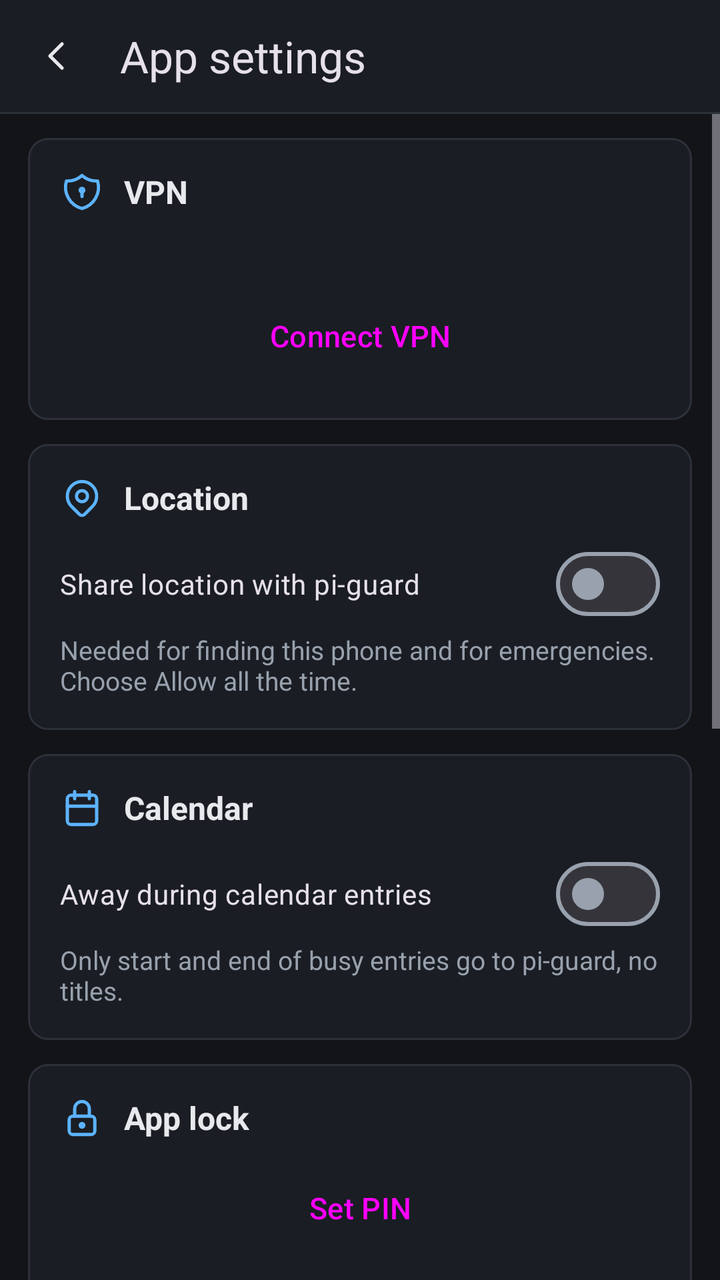
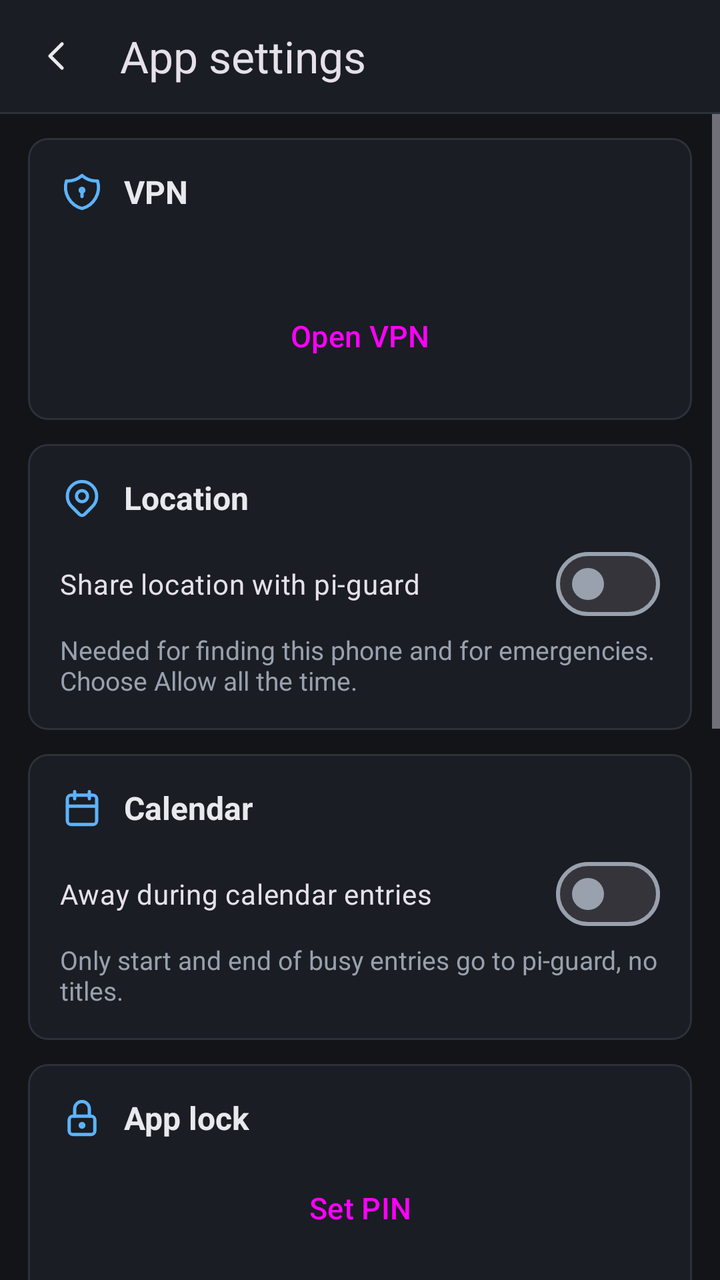

Before-and-after screenshots of an Android layout around one commit, followed by the original layout XML and the change that was made.
<!-- AndroidManifest.xml: application theme Theme.PiGuard -->
<!-- res/layout/activity_settings.xml -->
<?xml version="1.0" encoding="utf-8"?>
<LinearLayout xmlns:android="http://schemas.android.com/apk/res/android" xmlns:app="http://schemas.android.com/apk/res-auto" android:layout_width="match_parent" android:layout_height="match_parent" android:orientation="vertical" android:background="@color/bg" android:fitsSystemWindows="true">
<com.google.android.material.appbar.MaterialToolbar android:id="@+id/toolbar" android:layout_width="match_parent" android:layout_height="56dp" android:background="@color/surface" app:title="@string/settings_title" app:navigationIcon="@drawable/ic_chevron_left" app:navigationContentDescription="@string/back" />
<View android:layout_width="match_parent" android:layout_height="1dp" android:background="@color/line" />
<ScrollView android:layout_width="match_parent" android:layout_height="0dp" android:layout_weight="1">
<LinearLayout android:layout_width="match_parent" android:layout_height="wrap_content" android:orientation="vertical" android:paddingHorizontal="14dp" android:paddingBottom="24dp">
    <com.google.android.material.card.MaterialCardView style="@style/Card" android:layout_width="match_parent" android:layout_height="wrap_content">
        <LinearLayout android:layout_width="match_parent" android:layout_height="wrap_content" android:orientation="vertical" android:padding="16dp">
            <LinearLayout android:layout_width="match_parent" android:layout_height="wrap_content" android:gravity="center_vertical" android:layout_marginBottom="8dp">
                <ImageView android:layout_width="22dp" android:layout_height="22dp" android:src="@drawable/ic_shield_lock" app:tint="@color/accent" android:importantForAccessibility="no" />
                <TextView style="@style/Heading" android:text="@string/vpn_title" />
            </LinearLayout>
            <TextView android:id="@+id/vpn_state" android:layout_width="wrap_content" android:layout_height="wrap_content" android:layout_marginBottom="8dp" android:textColor="@color/muted" />
            <Button android:id="@+id/vpn_toggle" style="@style/Button" android:layout_width="match_parent" android:layout_height="wrap_content" android:text="@string/connect_vpn" app:icon="@drawable/ic_shield_lock" />
        </LinearLayout>
    </com.google.android.material.card.MaterialCardView>
    <com.google.android.material.card.MaterialCardView style="@style/Card" android:layout_width="match_parent" android:layout_height="wrap_content">
        <LinearLayout android:layout_width="match_parent" android:layout_height="wrap_content" android:orientation="vertical" android:padding="16dp">
            <LinearLayout android:layout_width="match_parent" android:layout_height="wrap_content" android:gravity="center_vertical" android:layout_marginBottom="8dp">
                <ImageView android:layout_width="22dp" android:layout_height="22dp" android:src="@drawable/ic_map_pin" app:tint="@color/accent" android:importantForAccessibility="no" />
                <TextView style="@style/Heading" android:text="@string/location_section" />
            </LinearLayout>
            <com.google.android.material.materialswitch.MaterialSwitch android:id="@+id/location" android:layout_width="match_parent" android:layout_height="wrap_content" android:text="@string/location_use" />
            <TextView style="@style/Hint" android:text="@string/location_hint" />
        </LinearLayout>
    </com.google.android.material.card.MaterialCardView>
    <com.google.android.material.card.MaterialCardView style="@style/Card" android:layout_width="match_parent" android:layout_height="wrap_content">
        <LinearLayout android:layout_width="match_parent" android:layout_height="wrap_content" android:orientation="vertical" android:padding="16dp">
            <LinearLayout android:layout_width="match_parent" android:layout_height="wrap_content" android:gravity="center_vertical" android:layout_marginBottom="8dp">
                <ImageView android:layout_width="22dp" android:layout_height="22dp" android:src="@drawable/ic_calendar" app:tint="@color/accent" android:importantForAccessibility="no" />
                <TextView style="@style/Heading" android:text="@string/calendar_section" />
            </LinearLayout>
            <com.google.android.material.materialswitch.MaterialSwitch android:id="@+id/calendar" android:layout_width="match_parent" android:layout_height="wrap_content" android:text="@string/calendar_use" />
            <TextView style="@style/Hint" android:text="@string/calendar_hint" />
        </LinearLayout>
    </com.google.android.material.card.MaterialCardView>
    <com.google.android.material.card.MaterialCardView style="@style/Card" android:layout_width="match_parent" android:layout_height="wrap_content">
        <LinearLayout android:layout_width="match_parent" android:layout_height="wrap_content" android:orientation="vertical" android:padding="16dp">
            <LinearLayout android:layout_width="match_parent" android:layout_height="wrap_content" android:gravity="center_vertical" android:layout_marginBottom="8dp">
                <ImageView android:layout_width="22dp" android:layout_height="22dp" android:src="@drawable/ic_lock" app:tint="@color/accent" android:importantForAccessibility="no" />
                <TextView style="@style/Heading" android:text="@string/lock_section" />
            </LinearLayout>
            <Button android:id="@+id/pin_set" style="@style/Button.Tonal" android:layout_width="match_parent" android:layout_height="wrap_content" android:text="@string/pin_set" app:icon="@drawable/ic_key" />
            <Button android:id="@+id/pin_remove" style="@style/Button.Tonal" android:layout_width="match_parent" android:layout_height="wrap_content" android:text="@string/pin_remove" app:icon="@drawable/ic_trash" />
            <com.google.android.material.materialswitch.MaterialSwitch android:id="@+id/biometric" android:layout_width="match_parent" android:layout_height="wrap_content" android:text="@string/bio_use" />
        </LinearLayout>
    </com.google.android.material.card.MaterialCardView>
    <com.google.android.material.card.MaterialCardView style="@style/Card" android:layout_width="match_parent" android:layout_height="wrap_content">
        <LinearLayout android:layout_width="match_parent" android:layout_height="wrap_content" android:orientation="vertical" android:padding="16dp">
            <LinearLayout android:layout_width="match_parent" android:layout_height="wrap_content" android:gravity="center_vertical" android:layout_marginBottom="8dp">
                <ImageView android:layout_width="22dp" android:layout_height="22dp" android:src="@drawable/ic_world" app:tint="@color/accent" android:importantForAccessibility="no" />
                <TextView style="@style/Heading" android:text="@string/address_section" />
            </LinearLayout>
            <com.google.android.material.textfield.TextInputLayout style="@style/Field" android:layout_width="match_parent" android:layout_height="wrap_content" android:hint="@string/setup_url">
                <com.google.android.material.textfield.TextInputEditText android:id="@+id/address" android:layout_width="match_parent" android:layout_height="wrap_content" android:inputType="textUri" android:importantForAutofill="no" />
            </com.google.android.material.textfield.TextInputLayout>
            <Button android:id="@+id/address_save" style="@style/Button.Tonal" android:layout_width="match_parent" android:layout_height="wrap_content" android:text="@string/address_save" app:icon="@drawable/ic_check" android:layout_marginTop="8dp" />
        </LinearLayout>
    </com.google.android.material.card.MaterialCardView>
    <com.google.android.material.card.MaterialCardView style="@style/Card" android:layout_width="match_parent" android:layout_height="wrap_content">
        <LinearLayout android:layout_width="match_parent" android:layout_height="wrap_content" android:orientation="vertical" android:padding="16dp">
            <LinearLayout android:layout_width="match_parent" android:layout_height="wrap_content" android:gravity="center_vertical" android:layout_marginBottom="8dp">
                <ImageView android:layout_width="22dp" android:layout_height="22dp" android:src="@drawable/ic_download" app:tint="@color/accent" android:importantForAccessibility="no" />
                <TextView style="@style/Heading" android:text="@string/update_section" />
            </LinearLayout>
            <Button android:id="@+id/update" style="@style/Button.Tonal" android:layout_width="match_parent" android:layout_height="wrap_content" android:text="@string/update_check" app:icon="@drawable/ic_refresh" />
        </LinearLayout>
    </com.google.android.material.card.MaterialCardView>
    <Button android:id="@+id/unpair" style="@style/Button.Outlined" android:layout_width="match_parent" android:layout_height="wrap_content" android:layout_marginTop="20dp" android:text="@string/unpair" app:icon="@drawable/ic_logout" />
</LinearLayout>
</ScrollView>
</LinearLayout>
<!-- resources referenced by this layout -->
<resources>
  <color name="accent">#5CB3FF</color>
  <color name="bg">#121418</color>
  <color name="line">#2C313A</color>
  <color name="muted">#98A1AD</color>
  <color name="surface">#1A1D23</color>
  <!-- drawable ic_check (drawable) -->
  <vector xmlns:android="http://schemas.android.com/apk/res/android" android:width="24dp" android:height="24dp" android:viewportWidth="24" android:viewportHeight="24"><path android:pathData="M5 12l5 5l10 -10" android:strokeColor="@color/text" android:strokeWidth="1.75" android:strokeLineCap="round" android:strokeLineJoin="round" android:fillColor="#00000000"/></vector>
  <string name="address_save">Save address</string>
  <string name="address_section">Address</string>
  <string name="back">Back</string>
  <string name="bio_use">Unlock with fingerprint or face</string>
  <string name="calendar_hint">Only start and end of busy entries go to pi-guard, no titles.</string>
  <string name="calendar_section">Calendar</string>
  <string name="calendar_use">Away during calendar entries</string>
  <string name="connect_vpn">Connect VPN</string>
  <string name="location_hint">Needed for finding this phone and for emergencies. Choose Allow all the time.</string>
  <string name="location_section">Location</string>
  <string name="location_use">Share location with pi-guard</string>
  <string name="lock_section">App lock</string>
  <string name="pin_remove">Remove PIN</string>
  <string name="pin_set">Set PIN</string>
  <string name="settings_title">App settings</string>
  <string name="setup_url">Address, e.g. https://192.168.178.109:8443</string>
  <string name="unpair">Disconnect this phone</string>
  <string name="update_check">Check for updates</string>
  <string name="update_section">App version</string>
  <string name="vpn_title">VPN</string>
  <style name="Button" parent="Widget.Material3.Button">
          <item name="cornerRadius">10dp</item><item name="android:minHeight">52dp</item><item name="android:textAllCaps">false</item><item name="android:textSize">15sp</item><item name="iconGravity">textStart</item><item name="iconPadding">8dp</item>
      </style>
  <style name="Button.Tonal" parent="Widget.Material3.Button.TonalButton">
          <item name="cornerRadius">10dp</item><item name="android:minHeight">52dp</item><item name="android:textAllCaps">false</item><item name="android:textSize">15sp</item><item name="iconGravity">textStart</item><item name="iconPadding">8dp</item>
      </style>
  <style name="Card" parent="Widget.Material3.CardView.Outlined">
          <item name="cardCornerRadius">10dp</item><item name="cardBackgroundColor">@color/surface</item><item name="strokeColor">@color/line</item><item name="strokeWidth">1dp</item><item name="android:layout_marginTop">12dp</item>
      </style>
  <style name="Field" parent="Widget.Material3.TextInputLayout.OutlinedBox">
          <item name="boxCornerRadiusTopStart">10dp</item><item name="boxCornerRadiusTopEnd">10dp</item><item name="boxCornerRadiusBottomStart">10dp</item><item name="boxCornerRadiusBottomEnd">10dp</item><item name="boxStrokeColor">@color/accent</item><item name="startIconTint">@color/muted</item>
      </style>
  <style name="Heading"><item name="android:layout_width">0dp</item><item name="android:layout_height">wrap_content</item><item name="android:layout_weight">1</item><item name="android:layout_marginStart">10dp</item><item name="android:textStyle">bold</item><item name="android:textSize">16sp</item><item name="android:textColor">@color/text</item></style>
  <style name="Hint"><item name="android:layout_width">wrap_content</item><item name="android:layout_height">wrap_content</item><item name="android:textColor">@color/muted</item><item name="android:textSize">13sp</item></style>
  <color name="text">#E7E9EC</color>
  <color name="danger">#FF6B6B</color>
  <color name="accent_ink">#0B1A29</color>
  <color name="surface2">#22262E</color>
  <!-- unchanged entries left out for length: 13 -->
</resources>

<!-- the commit's change to res/layout/activity_settings.xml (unified diff, before → after) -->
@@ -11,7 +11,7 @@
                 <TextView style="@style/Heading" android:text="@string/vpn_title" />
             </LinearLayout>
             <TextView android:id="@+id/vpn_state" android:layout_width="wrap_content" android:layout_height="wrap_content" android:layout_marginBottom="8dp" android:textColor="@color/muted" />
-            <Button android:id="@+id/vpn_toggle" style="@style/Button" android:layout_width="match_parent" android:layout_height="wrap_content" android:text="@string/connect_vpn" app:icon="@drawable/ic_shield_lock" />
+            <Button android:id="@+id/vpn_toggle" style="@style/Button" android:layout_width="match_parent" android:layout_height="wrap_content" android:text="@string/vpn_open" app:icon="@drawable/ic_shield_lock" />
         </LinearLayout>
     </com.google.android.material.card.MaterialCardView>
     <com.google.android.material.card.MaterialCardView style="@style/Card" android:layout_width="match_parent" android:layout_height="wrap_content">
<!-- resource entries referenced after the edit -->
@@ -14,7 +14,6 @@
   <string name="calendar_hint">Only start and end of busy entries go to pi-guard, no titles.</string>
   <string name="calendar_section">Calendar</string>
   <string name="calendar_use">Away during calendar entries</string>
-  <string name="connect_vpn">Connect VPN</string>
   <string name="location_hint">Needed for finding this phone and for emergencies. Choose Allow all the time.</string>
   <string name="location_section">Location</string>
   <string name="location_use">Share location with pi-guard</string>
@@ -26,6 +25,7 @@
   <string name="unpair">Disconnect this phone</string>
   <string name="update_check">Check for updates</string>
   <string name="update_section">App version</string>
+  <string name="vpn_open">Open VPN</string>
   <string name="vpn_title">VPN</string>
   <style name="Button" parent="Widget.Material3.Button">
           <item name="cornerRadius">10dp</item><item name="android:minHeight">52dp</item><item name="android:textAllCaps">false</item><item name="android:textSize">15sp</item><item name="iconGravity">textStart</item><item name="iconPadding">8dp</item>
